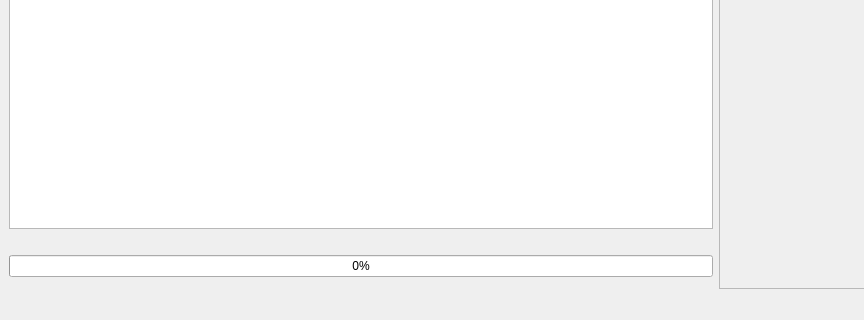
AllYarnsAreBeautiful/ayab-desktop, file software/python/ayab/ayab_gui.ui: the form before one commit; both pictures show x 0 to 864 and y 580 to 900 of the 1008 by 900 pixel window.
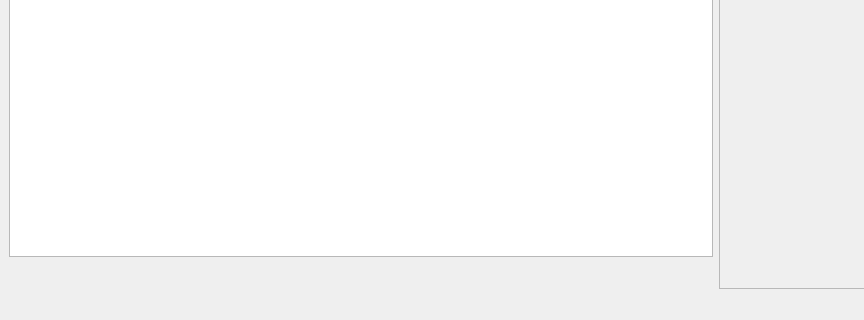
The form after the commit.

What changed in the file:
```diff
--- a/software/python/ayab/ayab_gui.ui
+++ b/software/python/ayab/ayab_gui.ui
@@ -228,13 +228,6 @@
         </property>
        </widget>
       </item>
-      <item>
-       <widget class="QProgressBar" name="progressBar">
-        <property name="value">
-         <number>0</number>
-        </property>
-       </widget>
-      </item>
      </layout>
     </item>
    </layout>
```
Left out of the diff: 2 changed lines with no effect on the pictures.
